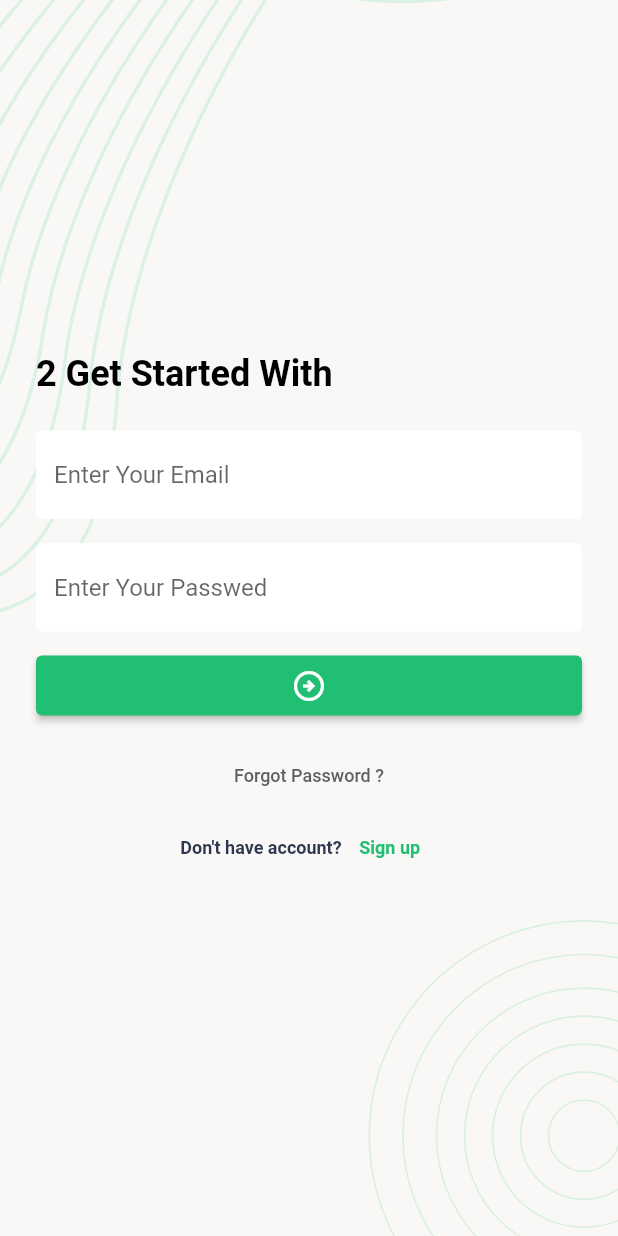
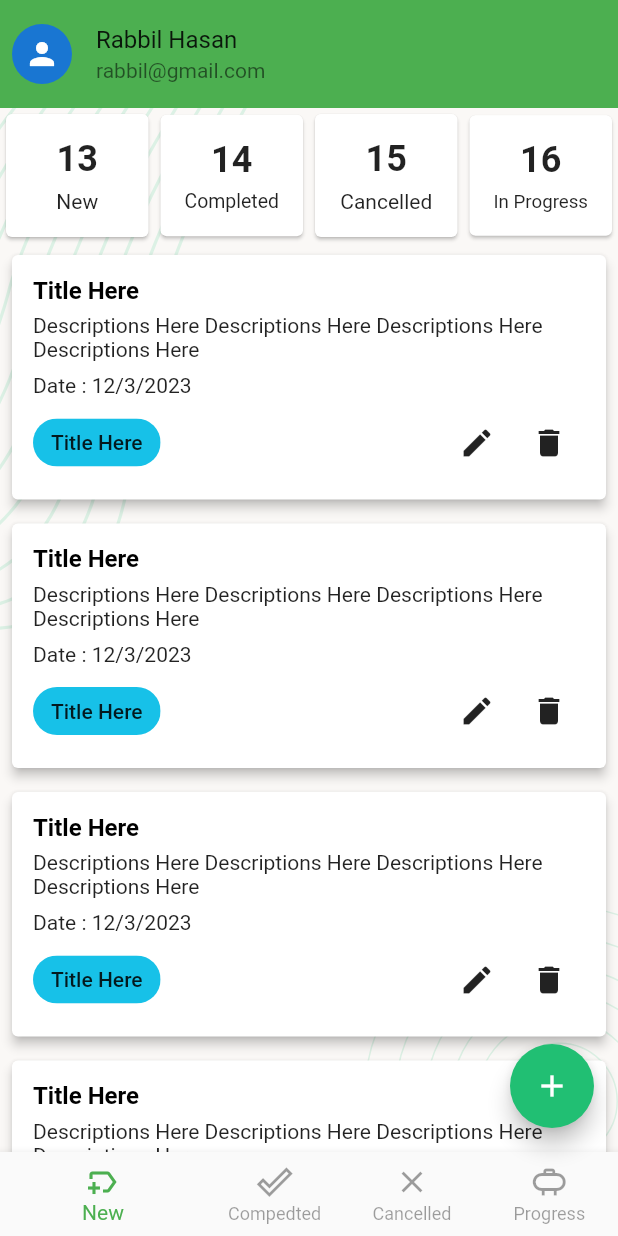
Before and after one commit to hasan1036/Task-Management, a Flutter app: the screen it shows after launch, after a tap on the "arrow circle right" icon, on a phone screen of 412 x 824 dp. Run offline on Flutter 3.47's test engine with Material 2 defaults, Android fonts, the phone set to English and light mode, and no system bars; our stand-ins replace flutter_svg, pin_code_fields.

Commit message:
Task Management DashBord UI Design

```diff
--- /dev/null
+++ b/lib/DashBoard_Ui/2.0_main_bottom_nav_bar.dart
@@ -0,0 +1,73 @@
+import 'package:flutter/material.dart';
+import 'package:task_management1_2/DashBoard_Ui/D_ui/2.1new_tasks_screen.dart';
+import 'package:task_management1_2/DashBoard_Ui/D_ui/2.2completed_tasks_screen.dart';
+import 'package:task_management1_2/DashBoard_Ui/D_ui/2.3cancelled_tasks_screen.dart';
+import 'package:task_management1_2/DashBoard_Ui/D_ui/2.4inprogress_tasks_screen.dart';
+import 'package:task_management1_2/DashBoard_Ui/D_ui/2.5add_new_task_screen.dart';
+import 'package:task_management1_2/ui/widgets/screen_back_ground_1w.dart';
+
+import 'D_widgets/user_profile_widget_2.1w.dart';
+
+class MainBottomNavBar extends StatefulWidget {
+  const MainBottomNavBar({Key? key}) : super(key: key);
+
+  @override
+  State<MainBottomNavBar> createState() => _MainBottomNavBarState();
+}
+
+class _MainBottomNavBarState extends State<MainBottomNavBar> {
+  int _selectedScreen = 0;
+  final List<Widget> _screens = const [
+    NewTasksScreen(),
+    CompletedTasksScreen(),
+    CancelledTasksScreen(),
+    InProgressTasksScreen(),
+
+  ];
+  @override
+  Widget build(BuildContext context) {
+    return Scaffold(
+      floatingActionButton: FloatingActionButton(
+        onPressed: (){
+          Navigator.push(context, MaterialPageRoute(builder: (context)=>AddNewTaskScreen()));
+        },
+        backgroundColor: Color(0xff21BF73),
+        child:Icon(Icons.add),),
+
+
+      body: SafeArea(
+        child: Column(
+          children: [
+            UserProfileWidget(),
+            Expanded(child: _screens[_selectedScreen]),
+          ],
+        ),
+      ),
+      bottomNavigationBar: BottomNavigationBar(
+        selectedItemColor: Colors.green,
+        unselectedItemColor: Colors.black38,
+        backgroundColor: Colors.white,
+        showUnselectedLabels: true,
+        onTap: (index){
+          _selectedScreen = index;
+          setState(() {});
+        },
+        currentIndex: _selectedScreen,
+        elevation: 5,
+        items: [
+          BottomNavigationBarItem(
+              icon: Icon(Icons.new_label_outlined), label:'New'),
+
+          BottomNavigationBarItem(icon: Icon(Icons.done_outline), label: "Compedted"),
+
+          BottomNavigationBarItem(icon: Icon(Icons.close_outlined), label: "Cancelled"),
+
+          BottomNavigationBarItem(icon: Icon(Icons.propane_outlined), label: "Progress"),
+
+
+        ],
+      ),
+
+    );
+  }
+}
--- /dev/null
+++ b/lib/DashBoard_Ui/D_ui/2.1new_tasks_screen.dart
@@ -0,0 +1,77 @@
+import 'package:flutter/material.dart';
+import 'package:task_management1_2/ui/widgets/screen_back_ground_1w.dart';
+
+import '../D_widgets/dashbord_item_2.3w.dart';
+import '../D_widgets/task_list_item_2.2w.dart';
+
+class NewTasksScreen extends StatefulWidget {
+  const NewTasksScreen({Key? key}) : super(key: key);
+
+  @override
+  State<NewTasksScreen> createState() => _NewTasksScreenState();
+}
+
+class _NewTasksScreenState extends State<NewTasksScreen> {
+  @override
+  Widget build(BuildContext context) {
+    return ScreenBackGround(
+        child: Column(
+      children: [
+        Row(
+          children: const [
+            Expanded(
+                child: DashboardItem(
+              numberOfTask: 13,
+              typeOfTask: 'New',
+            )),
+            Expanded(
+                child: DashboardItem(
+              numberOfTask: 14,
+              typeOfTask: 'Completed',
+            )),
+            Expanded(
+                child: DashboardItem(
+              numberOfTask: 15,
+              typeOfTask: 'Cancelled',
+            )),
+            Expanded(
+                child: DashboardItem(
+              numberOfTask: 16,
+              typeOfTask: 'In Progress',
+            )),
+          ],
+        ),
+
+
+        Expanded(
+          child:ListView.builder(
+              itemCount: 5,
+              itemBuilder: (context, indext){
+            return  TaskListItem(
+              type: 'Title Here',
+              date: '12/3/2023',
+              description: 'Descriptions Here Descriptions Here Descriptions Here Descriptions Here',
+              subject: 'Title Here',
+              onEditPress: () {  },
+              onDeletePress: () {  },
+
+            );
+          }
+          ),
+        ),
+
+
+      ],
+    ));
+  }
+}
+
+
+
+
+
+///  DeshBoardItem    Start
+
+
+
+///  DeshBoardItem End
--- /dev/null
+++ b/lib/DashBoard_Ui/D_widgets/dashbord_item_2.3w.dart
@@ -0,0 +1,34 @@
+
+import 'package:flutter/material.dart';
+
+class DashboardItem extends StatelessWidget {
+  final int numberOfTask;
+  final String typeOfTask;
+  const DashboardItem({
+    super.key,
+    required this.numberOfTask,
+    required this.typeOfTask,
+  });
+
+  @override
+  Widget build(BuildContext context) {
+    return Card(
+      color: Colors.white,
+      child: Padding(
+        padding: const EdgeInsets.all(16.0),
+        child: Column(
+          children: [
+            Text(
+              numberOfTask.toString(),
+              style: const TextStyle(fontSize: 24, fontWeight: FontWeight.bold),
+            ),
+            SizedBox(
+              height: 6,
+            ),
+            FittedBox(child: Text(typeOfTask)),
+          ],
+        ),
+      ),
+    );
+  }
+}
--- /dev/null
+++ b/lib/DashBoard_Ui/D_widgets/task_list_item_2.2w.dart
@@ -0,0 +1,52 @@
+
+import 'package:flutter/material.dart';
+
+class TaskListItem extends StatelessWidget {
+  final String subject, description, date, type;
+  final VoidCallback onEditPress, onDeletePress;
+
+  const TaskListItem({
+    super.key, required this.subject, required this.description, required this.date, required this.type, required this.onEditPress, required this.onDeletePress,
+  });
+
+  @override
+  Widget build(BuildContext context) {
+    return Card(
+      elevation: 3,
+      margin: EdgeInsets.all(8),
+      child: Padding(
+        padding: const EdgeInsets.all(14.0),
+        child: Column(
+          crossAxisAlignment: CrossAxisAlignment.start,
+          children: [
+            Text(
+              subject,
+              style: TextStyle(
+                  fontWeight: FontWeight.w600,
+                  color: Colors.black,
+                  fontSize: 16
+              ),
+            ),
+            SizedBox(height: 6,),
+            Text(description),
+            SizedBox(height: 8,),
+            Text("Date : ${date}"),
+            SizedBox(height: 6,),
+            Row(
+              children: [
+                Chip(
+                  label: Text(type),
+                  backgroundColor: Color(0xff17C1E8),
+                ),
+                Spacer(),
+                IconButton(onPressed: onEditPress, icon: Icon(Icons.edit)),
+                IconButton(
+                    onPressed: onDeletePress, icon: Icon(Icons.delete)),
+              ],
+            )
+          ],
+        ),
+      ),
+    );
+  }
+}
--- /dev/null
+++ b/lib/DashBoard_Ui/D_widgets/user_profile_widget_2.1w.dart
@@ -0,0 +1,27 @@
+
+import 'package:flutter/material.dart';
+import 'package:task_management1_2/DashBoard_Ui/D_ui/2.6update_profile_screen.dart';
+
+class UserProfileWidget extends StatelessWidget {
+  const UserProfileWidget({
+    super.key,
+  });
+
+  @override
+  Widget build(BuildContext context) {
+    return ListTile(
+      onTap: (){
+        Navigator.push(context, MaterialPageRoute(builder: (context)=>UpdateProfileScreen()));
+      },
+
+      contentPadding: EdgeInsets.symmetric(
+          horizontal: 8,
+          vertical: 0
+      ),
+      leading: CircleAvatar(child: Icon(Icons.person)),
+      tileColor: Colors.green,
+      title: Text("Rabbil Hasan"),
+      subtitle: Text("rabbil@gmail.com"),
+    );
+  }
+}
--- a/lib/ui/screens/2_login.dart
+++ b/lib/ui/screens/2_login.dart
@@ -1,4 +1,5 @@
 import 'package:flutter/material.dart';
+import 'package:task_management1_2/DashBoard_Ui/2.0_main_bottom_nav_bar.dart';
 import 'package:task_management1_2/ui/screens/4_verify_with_email_screen.dart';
 import 'package:task_management1_2/ui/utils/text_styles.dart';
 import 'package:task_management1_2/ui/widgets/screen_back_ground_1w.dart';
@@ -45,8 +46,12 @@ class _LoginScreenState extends State<LoginScreen> {
               SizedBox(
                 height: 16,
               ),
+
               AppElevatedButton(
-                onTap: () {},
+                onTap: () {
+                  Navigator.pushAndRemoveUntil(context, MaterialPageRoute(builder: (context)=>MainBottomNavBar()), (route) => false);
+
+                },
                 child: const Icon(Icons.arrow_circle_right_outlined),
               ),
               SizedBox(
@@ -74,18 +79,14 @@ class _LoginScreenState extends State<LoginScreen> {
                       color: Color(0xff2E374F),
                       fontWeight: FontWeight.w600,
                       fontSize: 12),),
-                  TextButton(
-                      onPressed: () {
-                        Navigator.push(
-                            context, MaterialPageRoute(builder: (context)=>SignUpScreen()));
-                      },
-                      child: Text(
-                        "Sign up",
-                        style: TextStyle(
-                            color: Color(0xff21BF73),
-                            fontWeight: FontWeight.w600,
-                            fontSize: 12),
-                      )),
+
+                  TextButtonWidget(textButton: () {
+                    Navigator.push(context, MaterialPageRoute(builder: (context)=>SignUpScreen()));
+                  }, text: 'SignUp',
+
+
+                  ),
+
                 ],
               ),
 
@@ -97,3 +98,34 @@ class _LoginScreenState extends State<LoginScreen> {
     );
   }
 }
+
+class TextButtonWidget extends StatelessWidget {
+
+  final String text;
+  final VoidCallback textButton;
+  const TextButtonWidget({
+    super.key, required this.textButton, required this.text,
+  });
+
+  @override
+  Widget build(BuildContext context) {
+    return TextButton(
+
+
+        onPressed: textButton,
+      //
+      // onPressed: () {
+      //     Navigator.push(context, MaterialPageRoute(builder: (context)=>SignUpScreen()));},
+
+
+        child: Text(
+          text,
+          style: TextStyle(
+              color: Color(0xff21BF73),
+              fontWeight: FontWeight.w600,
+              fontSize: 12),
+        ),
+
+    );
+  }
+}
--- a/lib/ui/widgets/app_text_field_widget_2w.dart
+++ b/lib/ui/widgets/app_text_field_widget_2w.dart
@@ -6,12 +6,13 @@ class AppTextFieldWidget extends StatelessWidget {
   final String hintText;
   final TextEditingController controller;
   final bool? obscureText;
+  final int? maxLine;
 
   const AppTextFieldWidget({
     super.key,
     required this.hintText,
     required this.controller,
-    this.obscureText,
+    this.obscureText, this.maxLine,
   });
 
   @override
@@ -19,6 +20,7 @@ class AppTextFieldWidget extends StatelessWidget {
     return TextFormField(
         controller: controller,
         obscureText: obscureText ?? false,
+        maxLines: maxLine ?? 1,
         decoration: InputDecoration(
             hintText: hintText,
             fillColor: Colors.white,
```
Also changed, not shown: lib/DashBoard_Ui/D_ui/2.2completed_tasks_screen.dart (added, +36 -0 lines), lib/DashBoard_Ui/D_ui/2.3cancelled_tasks_screen.dart (added, +38 -0 lines), lib/DashBoard_Ui/D_ui/2.4inprogress_tasks_screen.dart (added, +38 -0 lines), lib/DashBoard_Ui/D_ui/2.5add_new_task_screen.dart (added, +55 -0 lines), lib/DashBoard_Ui/D_ui/2.6update_profile_screen.dart (added, +105 -0 lines), 1 other file.
